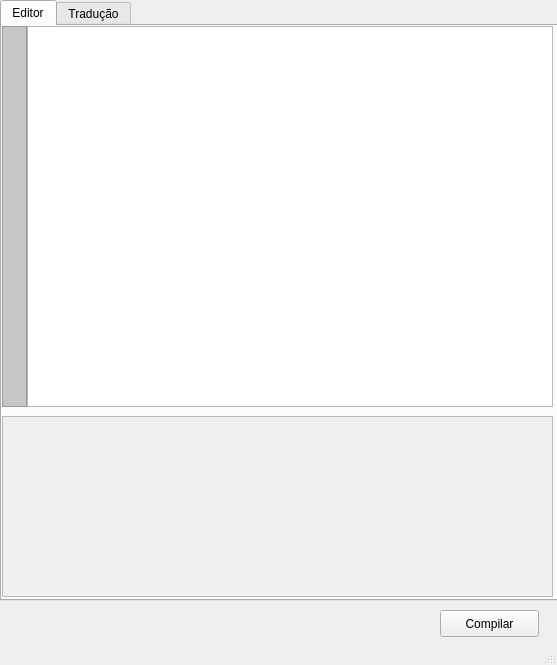
Darkkyelfo/Compilador, file UI/GUI_ui.ui: the form before one commit.
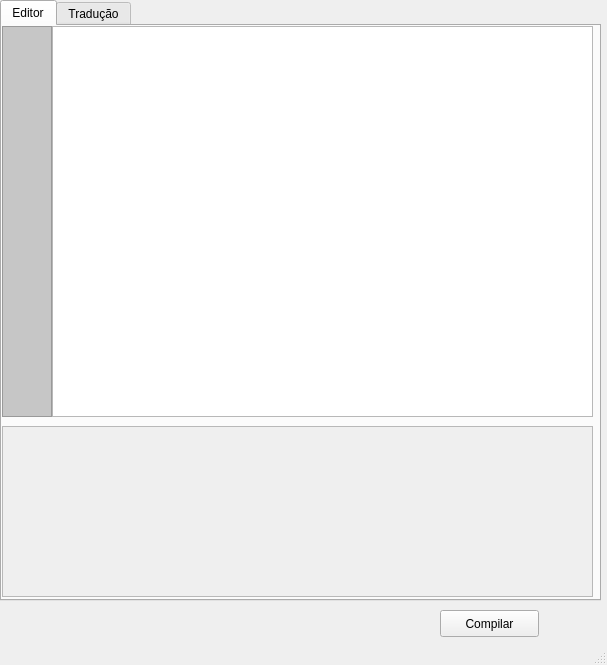
The form after the commit.

Commit message: GUI atualizada e correção de pequenos bugs

```diff
--- a/UI/GUI_ui.ui
+++ b/UI/GUI_ui.ui
@@ -6,7 +6,7 @@
    <rect>
     <x>0</x>
     <y>0</y>
-    <width>557</width>
+    <width>607</width>
     <height>665</height>
    </rect>
   </property>
@@ -19,7 +19,7 @@
      <rect>
       <x>0</x>
       <y>0</y>
-      <width>561</width>
+      <width>601</width>
       <height>601</height>
      </rect>
     </property>
@@ -37,9 +37,9 @@
       <property name="geometry">
        <rect>
         <x>0</x>
-        <y>390</y>
-        <width>551</width>
-        <height>181</height>
+        <y>400</y>
+        <width>591</width>
+        <height>171</height>
        </rect>
       </property>
       <property name="styleSheet">
@@ -51,8 +51,8 @@
        <rect>
         <x>0</x>
         <y>0</y>
-        <width>551</width>
-        <height>381</height>
+        <width>591</width>
+        <height>391</height>
        </rect>
       </property>
       <layout class="QHBoxLayout" name="horizontalLayout">
@@ -61,6 +61,9 @@
        </property>
        <item>
         <widget class="QTextEdit" name="t_linhaNumeros">
+         <property name="enabled">
+          <bool>false</bool>
+         </property>
          <property name="sizePolicy">
           <sizepolicy hsizetype="Fixed" vsizetype="Expanding">
            <horstretch>0</horstretch>
@@ -69,17 +72,43 @@
          </property>
          <property name="maximumSize">
           <size>
-           <width>25</width>
+           <width>50</width>
            <height>16777215</height>
           </size>
          </property>
          <property name="styleSheet">
-          <string notr="true">background-color: rgb(198, 198, 198);</string>
+          <string notr="true">background-color: rgb(198, 198, 198);
+color: rgb(0, 0, 0);</string>
+         </property>
+         <property name="html">
+          <string>&lt;!DOCTYPE HTML PUBLIC &quot;-//W3C//DTD HTML 4.0//EN&quot; &quot;http://www.w3.org/TR/REC-html40/strict.dtd&quot;&gt;
+&lt;html&gt;&lt;head&gt;&lt;meta name=&quot;qrichtext&quot; content=&quot;1&quot; /&gt;&lt;style type=&quot;text/css&quot;&gt;
+p, li { white-space: pre-wrap; }
+&lt;/style&gt;&lt;/head&gt;&lt;body style=&quot; font-family:'Ubuntu'; font-size:11pt; font-weight:400; font-style:normal;&quot;&gt;
+&lt;p style=&quot;-qt-paragraph-type:empty; margin-top:0px; margin-bottom:0px; margin-left:0px; margin-right:0px; -qt-block-indent:0; text-indent:0px;&quot;&gt;&lt;br /&gt;&lt;/p&gt;&lt;/body&gt;&lt;/html&gt;</string>
          </property>
         </widget>
        </item>
        <item>
         <widget class="QTextEdit" name="t_digitar">
+         <property name="sizePolicy">
+          <sizepolicy hsizetype="Fixed" vsizetype="Expanding">
+           <horstretch>0</horstretch>
+           <verstretch>0</verstretch>
+          </sizepolicy>
+         </property>
+         <property name="maximumSize">
+          <size>
+           <width>550</width>
+           <height>16777215</height>
+          </size>
+         </property>
+         <property name="sizeIncrement">
+          <size>
+           <width>0</width>
+           <height>0</height>
+          </size>
+         </property>
          <property name="styleSheet">
           <string notr="true"/>
          </property>
```
The commit also changes 5 other files.
